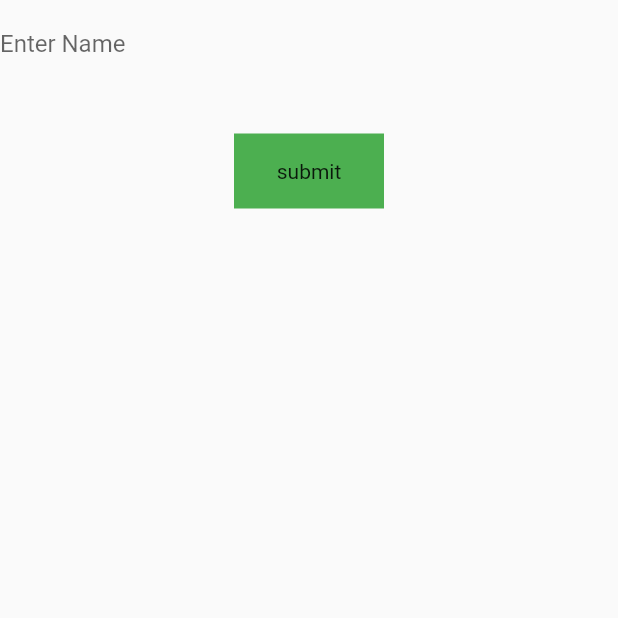
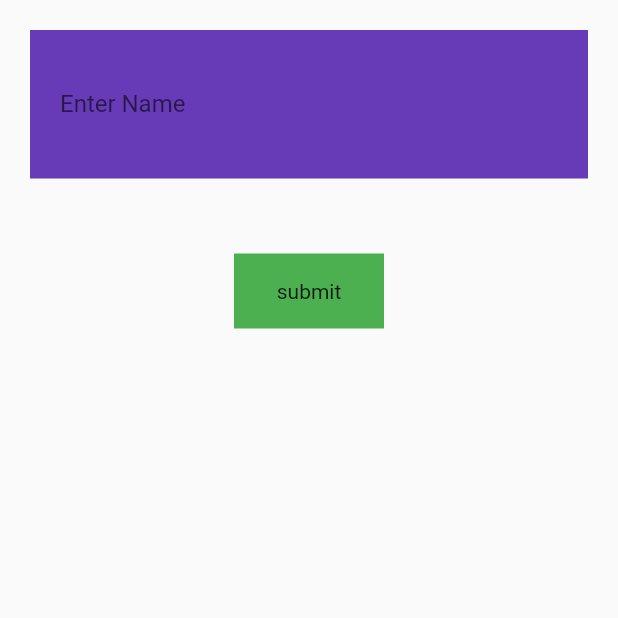
Before and after one commit to parth0108/Post-Office-Search-Using-API, a Flutter app: the screen it shows after launch, on a phone screen of 412 x 824 dp, the top half of it. Run offline on Flutter 3.47's test engine with Material 2 defaults, Android fonts, the phone set to English and light mode, and no system bars.

Commit message:
latest Cod e

```diff
--- a/lib/main.dart
+++ b/lib/main.dart
@@ -110,13 +110,18 @@ class _MyHomePageState extends State<MyHomePage> {
                     );
                   },
                 ),
-                TextField(
+                Container(
+                  padding: EdgeInsets.all(20),
+                  color: Colors.deepPurple,
+                  margin: EdgeInsets.all(20),
+                  child: TextField(
                     controller: ctrl,
                     keyboardType: TextInputType.number,
                     decoration: InputDecoration(
                         border: InputBorder.none,
                         labelText: 'Enter Name',
                         hintText: 'Enter Your Name'
+                    ),
                   ),
                 ),
                  SizedBox(height: 30,),
@@ -132,7 +137,7 @@ class _MyHomePageState extends State<MyHomePage> {
                      width: 100,
                      color: Colors.green,
                      child: Text('submit'))),
-
+              SizedBox(height: 20 ,)
 
               ],
             ),
```
Also changed, not shown: 1 other file. Lines whose indentation alone changed are shown as unchanged.
